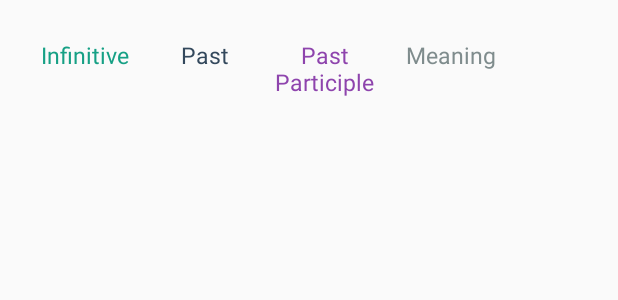
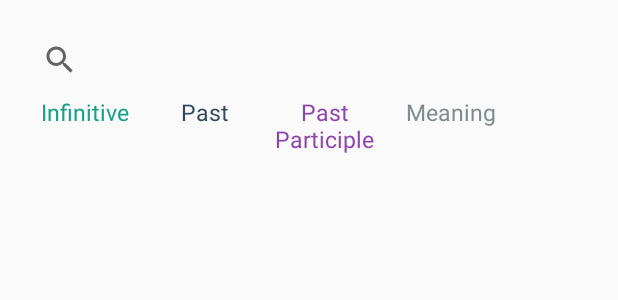
Before and after one commit to RinTran/Irregular-Verbs, an Android app: the layout content_main.xml on its own in the app's theme, with its tools: preview values and no code run, on a phone screen of 412 x 824 dp. Shown: the top 300 px of the screen. Run offline under Robolectric (Android 15) with nearby library versions, the phone set to English and light mode, and no system bars; Roboto replaces fonts that are not available here.

Commit message:
Searching success

```diff
--- a/app/src/main/AndroidManifest.xml
+++ b/app/src/main/AndroidManifest.xml
@@ -18,7 +18,7 @@
                 <category android:name="android.intent.category.LAUNCHER" />
             </intent-filter>
         </activity>
-        <activity android:name=".ThemeActivity"></activity>
+        <activity android:name=".ThemeActivity" />
     </application>
 
 </manifest>
--- a/app/src/main/res/layout/content_main.xml
+++ b/app/src/main/res/layout/content_main.xml
@@ -13,9 +13,13 @@
     android:orientation="vertical"
     tools:showIn="@layout/app_bar_main">
 
-    <Space
+    <SearchView
+        android:id="@+id/search"
+        android:hint="@string/search"
         android:layout_width="match_parent"
-        android:layout_height="10dp" />
+        android:layout_height="wrap_content"
+
+        android:lines="1"/>
     <LinearLayout
         android:layout_width="match_parent"
         android:layout_height="wrap_content"
--- a/app/src/main/res/values/dimens.xml
+++ b/app/src/main/res/values/dimens.xml
@@ -19,4 +19,5 @@
     <dimen name="text_cell">15dp</dimen>
     <dimen name="cell_size">80dp</dimen>
     <dimen name="cell_size_p">90dp</dimen>
+    <dimen name="margin_search">20dp</dimen>
 </resources>
--- a/app/src/main/res/values/strings.xml
+++ b/app/src/main/res/values/strings.xml
@@ -20,5 +20,7 @@
     <string name="favotite">Favorite</string>
 
     <string name="favorite_title">Your favorite verbs:</string>
+    <string name="title_activity_main2">Main2Activity</string>
 
+    <string name="search">Search</string>
 </resources>
```
Also changed, not shown: app/src/main/java/com/rintran/irregularverbs/MainActivity.java (+37 -7 lines), app/src/main/java/com/rintran/irregularverbs/SQLDataSource.java (+27 -0 lines), app/src/main/res/menu/main.xml (+10 -5 lines), app/src/main/res/drawable/ic_search.png (added).
